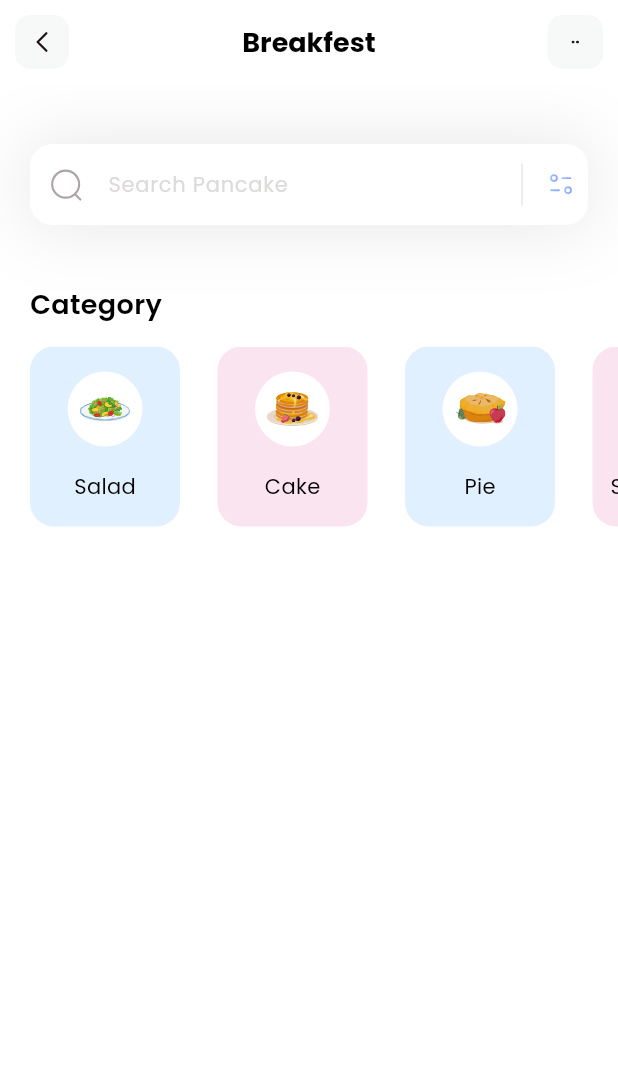
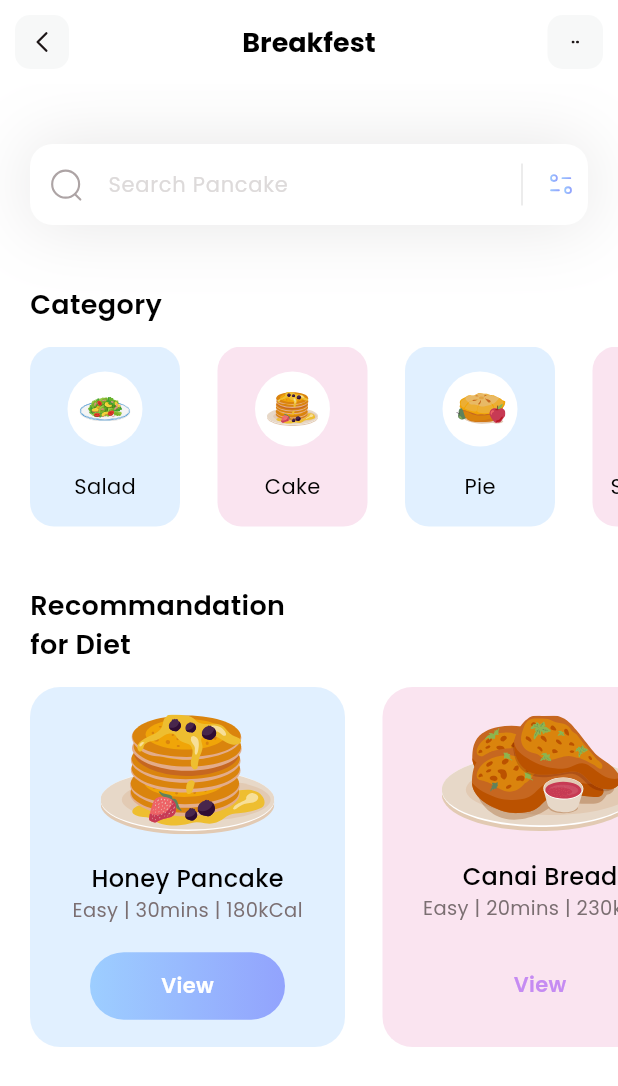
Before and after one commit to kamilawad/meals_app, a Flutter app: the screen it shows after launch, on a phone screen of 412 x 824 dp. Shown: the top 1086 px of the screen. Run offline on Flutter 3.47's test engine with Material 3 defaults, Android fonts, the phone set to English and light mode, and no system bars; our stand-ins replace flutter_svg, sqflite; accounts and stored records are empty.

Commit message:
add diet section layout

```diff
--- /dev/null
+++ b/lib/models/diet_model.dart
@@ -0,0 +1,51 @@
+import 'package:flutter/material.dart';
+
+class DietModel {
+  String name;
+  String iconPath;
+  String level;
+  String duration;
+  String calorie;
+  Color boxColor;
+  bool viewIsSelected;
+
+  DietModel({
+    required this.name,
+    required this.iconPath,
+    required this.level,
+    required this.duration,
+    required this.calorie,
+    required this.boxColor,
+    required this.viewIsSelected
+  });
+
+  static List < DietModel > getDiets() {
+    List < DietModel > diets = [];
+
+    diets.add(
+      DietModel(
+       name: 'Honey Pancake',
+       iconPath: 'assets/icons/honey-pancakes.svg',
+       level: 'Easy',
+       duration: '30mins',
+       calorie: '180kCal',
+       viewIsSelected: true,
+       boxColor: Color(0xff9DCEFF)
+      )
+    );
+
+    diets.add(
+      DietModel(
+       name: 'Canai Bread',
+       iconPath: 'assets/icons/canai-bread.svg',
+       level: 'Easy',
+       duration: '20mins',
+       calorie: '230kCal',
+       viewIsSelected: false,
+       boxColor: Color(0xffEEA4CE)
+      )
+    );
+
+    return diets;
+  }
+}
--- a/lib/screens/home_screen.dart
+++ b/lib/screens/home_screen.dart
@@ -1,32 +1,126 @@
 import 'package:flutter/material.dart';
 import 'package:flutter_svg/flutter_svg.dart';
 import 'package:todo_app/models/category_model.dart';
+import 'package:todo_app/models/diet_model.dart';
 
 // ignore: must_be_immutable
 class HomeScreen extends StatelessWidget {
   HomeScreen({super.key});
 
   List<CategoryModel> categories = [];
+  List<DietModel> diets = [];
 
-  void _getCategories() {
+  void _getInitialInfo() {
     categories = CategoryModel.getCategories();
+    diets = DietModel.getDiets();
   }
 
   @override
   Widget build(BuildContext context) {
-    _getCategories();
+    _getInitialInfo();
     return Scaffold(
       appBar: appBar(),
       backgroundColor: Colors.white,
-      body: Column(
-        crossAxisAlignment: CrossAxisAlignment.start,
+      body: ListView(
         children: [
           _searchField(),
           SizedBox(height: 40,),
-          _categoriesSection()
+          _categoriesSection(),
+          SizedBox(height: 40,),
+          _dietSection(),
         ],
       ),
     );
+  }
+
+  Column _dietSection() {
+    return Column(
+          crossAxisAlignment: CrossAxisAlignment.start,
+          children: [
+            Padding(
+              padding: const EdgeInsets.only(left: 20),
+              child: Text(
+                'Recommandation\nfor Diet',
+                style: TextStyle(
+                  color: Colors.black,
+                  fontSize: 18,
+                  fontWeight: FontWeight.w600
+                ),
+              ),
+            ),
+            SizedBox(height: 15,),
+            Container(
+              height: 240,
+              child: ListView.separated(
+                itemBuilder: (context, index) {
+                  return Container(
+                    width: 210,
+                    decoration: BoxDecoration(
+                      color: diets[index].boxColor.withOpacity(0.3),
+                      borderRadius: BorderRadius.circular(20)
+                    ),
+                    child: Column(
+                      mainAxisAlignment: MainAxisAlignment.spaceEvenly,
+                      children: [
+                        SvgPicture.asset(diets[index].iconPath),
+                        Column(
+                          children: [
+                            Text(
+                              diets[index].name,
+                              style: TextStyle(
+                                fontWeight: FontWeight.w500,
+                                color: Colors.black,
+                                fontSize: 16
+                              ),
+                            ),
+                            Text(
+                              diets[index].level + ' | ' + diets[index].duration + ' | ' + diets[index].calorie,
+                              style: TextStyle(
+                                fontWeight: FontWeight.w400,
+                                color: Color(0xff7B6F72),
+                                fontSize: 13
+                              ),
+                            )
+                          ],
+                        ),
+                        Container(
+                          height: 45,
+                          width: 130,
+                          child: Center(
+                            child: Text(
+                              'View',
+                              style: TextStyle(
+                                color: diets[index].viewIsSelected ? Colors.white : const Color(0xffC58BF2),
+                                fontWeight: FontWeight.w600,
+                                fontSize: 14
+                              ),
+                            ),
+                          ),
+                          decoration: BoxDecoration(
+                            gradient: LinearGradient(
+                              colors: [
+                                diets[index].viewIsSelected ? const Color(0xff9DCEFF) : Colors.transparent,
+                                diets[index].viewIsSelected ? const Color(0xff92A3FD) : Colors.transparent
+                              ]
+                            ),
+                            borderRadius: BorderRadius.circular(50)
+                          ),
+                        )
+                      ],
+                    ),
+                  );
+                },
+                separatorBuilder: (context, index) => SizedBox(width: 25,),
+                itemCount: diets.length,
+                padding: EdgeInsets.only(
+                  left: 20,
+                  right: 20
+                ),
+                scrollDirection: Axis.horizontal,
+              ),
+            )
+          ],
+        );
   }
 
   Column _categoriesSection() {
```
